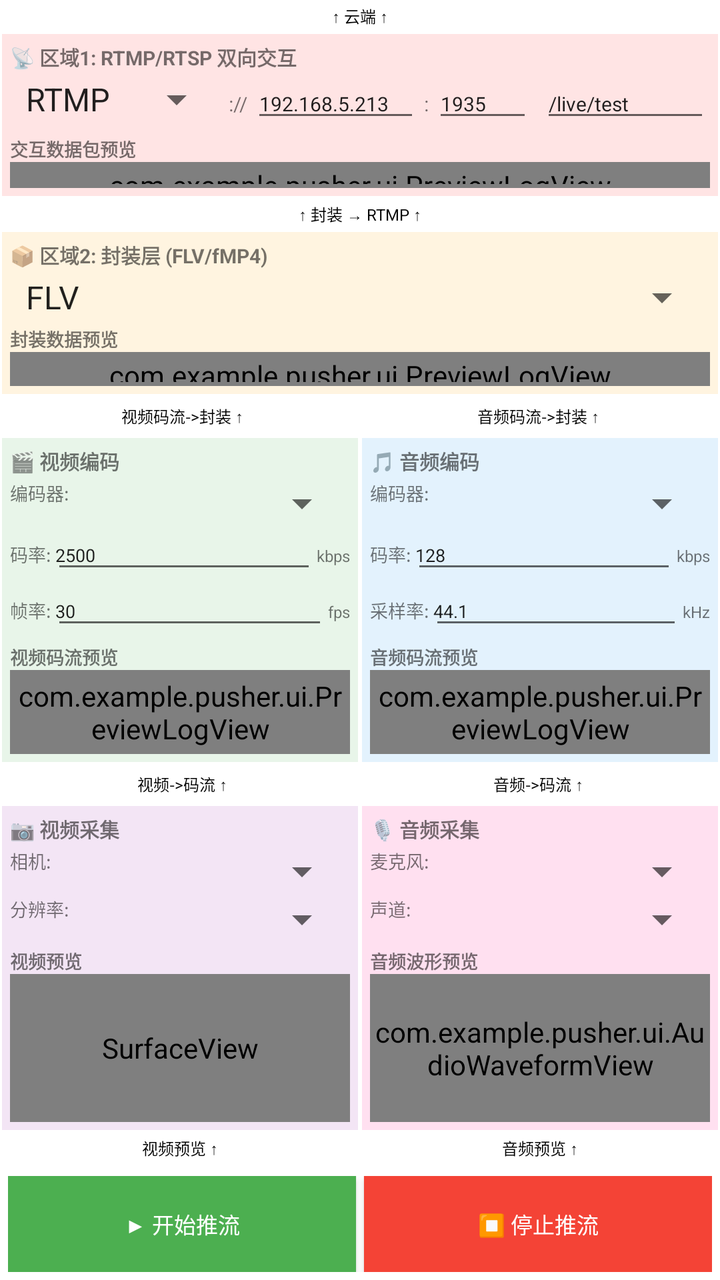
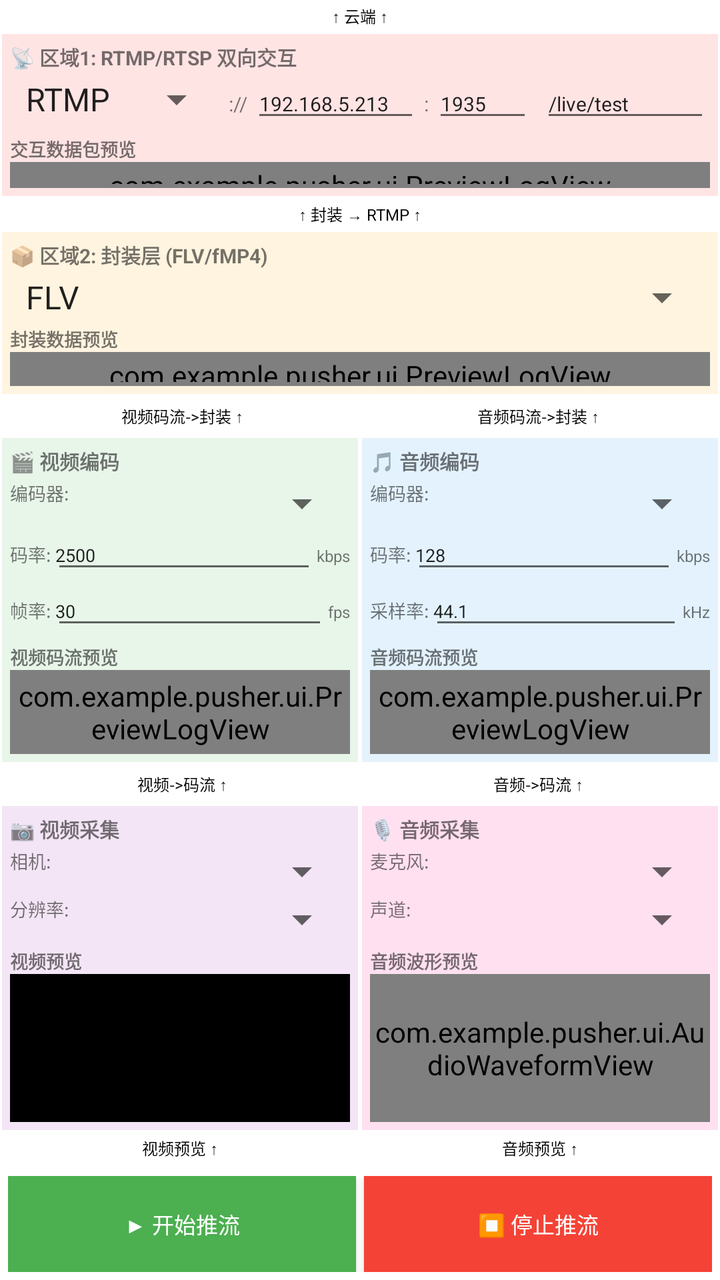

Two renders of the same Android screen: before a commit and after it. Below are the layout's source before the change and the commit's diff.
<!-- AndroidManifest.xml: application theme Theme.Pusher -->
<!-- res/layout/activity_main.xml -->
<?xml version="1.0" encoding="utf-8"?>
<LinearLayout xmlns:android="http://schemas.android.com/apk/res/android"
    xmlns:app="http://schemas.android.com/apk/res-auto"
    android:layout_width="match_parent"
    android:layout_height="match_parent"
    android:orientation="vertical"
    android:padding="0dp"
    android:fitsSystemWindows="false">

    
    <TextView
        android:layout_width="match_parent"
        android:layout_height="wrap_content"
        android:text="↑ 云端 ↑"
        android:textAlignment="center"
        android:textSize="8sp"
        android:textColor="#000"
        android:layout_marginTop="2dp"
        android:layout_marginBottom="2dp"/>

    
    <LinearLayout
        android:layout_width="match_parent"
        android:layout_height="0dp"
        android:layout_weight="1"
        android:orientation="vertical"
        android:background="#FFE4E4"
        android:padding="4dp"
        android:layout_margin="1dp">

        <TextView
            android:layout_width="wrap_content"
            android:layout_height="wrap_content"
            android:text="📡 区域1: RTMP/RTSP 双向交互"
            android:textStyle="bold"
            android:textSize="10sp"
            android:lineSpacingExtra="2dp"/>

        <LinearLayout
            android:layout_width="match_parent"
            android:layout_height="wrap_content"
            android:orientation="horizontal"
            android:layout_marginTop="2dp">
            <Spinner
                android:id="@+id/spinner_protocol"
                android:layout_width="wrap_content"
                android:layout_height="wrap_content"
                android:entries="@array/protocols"
                android:layout_marginEnd="2dp"/>
            <TextView
                android:layout_width="wrap_content"
                android:layout_height="wrap_content"
                android:text="://"
                android:textSize="10sp"/>
            <EditText
                android:id="@+id/et_server_host"
                android:layout_width="0dp"
                android:layout_height="wrap_content"
                android:layout_weight="1"
                android:hint="服务器地址"
                android:text="192.168.5.213"
                android:textSize="10sp"
                android:padding="4dp"
                android:layout_marginStart="2dp"
                android:layout_marginEnd="2dp"/>
            <TextView
                android:layout_width="wrap_content"
                android:layout_height="wrap_content"
                android:text=":"
                android:textSize="10sp"/>
            <EditText
                android:id="@+id/et_port"
                android:layout_width="50dp"
                android:layout_height="wrap_content"
                android:hint="端口"
                android:text="1935"
                android:textSize="10sp"
                android:padding="4dp"
                android:layout_marginStart="2dp"
                android:layout_marginEnd="2dp"/>
            <EditText
                android:id="@+id/et_app_path"
                android:layout_width="0dp"
                android:layout_height="wrap_content"
                android:layout_weight="1"
                android:hint="应用/流名"
                android:text="/live/test"
                android:textSize="10sp"
                android:padding="4dp"
                android:layout_marginStart="2dp"/>
        </LinearLayout>

        <TextView
            android:layout_width="wrap_content"
            android:layout_height="wrap_content"
            android:text="交互数据包预览"
            android:textStyle="bold"
            android:textSize="9sp"
            android:lineSpacingExtra="2dp"
            android:layout_marginTop="2dp"/>

        <com.example.pusher.ui.PreviewLogView
            android:id="@+id/preview_rtmp"
            android:layout_width="match_parent"
            android:layout_height="0dp"
            android:layout_weight="1"
            android:background="#FFF0F0"
            android:padding="2dp"/>
    </LinearLayout>

    
    <TextView
        android:layout_width="match_parent"
        android:layout_height="wrap_content"
        android:text="↑ 封装 → RTMP ↑"
        android:textAlignment="center"
        android:textSize="8sp"
        android:textColor="#000"
        android:layout_marginTop="2dp"
        android:layout_marginBottom="2dp"/>

    
    <LinearLayout
        android:layout_width="match_parent"
        android:layout_height="0dp"
        android:layout_weight="1"
        android:orientation="vertical"
        android:background="#FFF4E0"
        android:padding="4dp"
        android:layout_margin="1dp">

        <TextView
            android:layout_width="wrap_content"
            android:layout_height="wrap_content"
            android:text="📦 区域2: 封装层 (FLV/fMP4)"
            android:textStyle="bold"
            android:textSize="10sp"
            android:lineSpacingExtra="2dp"/>

        <Spinner
            android:id="@+id/spinner_format"
            android:layout_width="match_parent"
            android:layout_height="wrap_content"
            android:entries="@array/formats"
            android:layout_marginTop="2dp"/>

        <TextView
            android:layout_width="wrap_content"
            android:layout_height="wrap_content"
            android:text="封装数据预览"
            android:textStyle="bold"
            android:textSize="9sp"
            android:lineSpacingExtra="2dp"
            android:layout_marginTop="2dp"/>

        <com.example.pusher.ui.PreviewLogView
            android:id="@+id/preview_mux"
            android:layout_width="match_parent"
            android:layout_height="0dp"
            android:layout_weight="1"
            android:background="#FFF8F0"
            android:padding="2dp"/>
    </LinearLayout>

    
    <LinearLayout
        android:layout_width="match_parent"
        android:layout_height="wrap_content"
        android:orientation="horizontal"
        android:gravity="center"
        android:padding="2dp">
        <TextView
            android:layout_width="0dp"
            android:layout_height="wrap_content"
            android:layout_weight="1"
            android:text="视频码流->封装 ↑"
            android:textAlignment="center"
            android:textSize="8sp"
            android:textColor="#000"
            android:layout_marginTop="2dp"
            android:layout_marginBottom="2dp"/>
        <TextView
            android:layout_width="0dp"
            android:layout_height="wrap_content"
            android:layout_weight="1"
            android:text="音频码流->封装 ↑"
            android:textAlignment="center"
            android:textSize="8sp"
            android:textColor="#000"
            android:layout_marginTop="2dp"
            android:layout_marginBottom="2dp"/>
    </LinearLayout>

    
    <LinearLayout
        android:layout_width="match_parent"
        android:layout_height="0dp"
        android:layout_weight="2"
        android:orientation="horizontal"
        android:weightSum="2"
        android:layout_margin="1dp">

        
        <LinearLayout
            android:layout_width="0dp"
            android:layout_height="match_parent"
            android:layout_weight="1"
            android:orientation="vertical"
            android:background="#E8F5E9"
            android:padding="4dp"
            android:layout_marginEnd="1dp">

            <TextView
                android:layout_width="wrap_content"
                android:layout_height="wrap_content"
                android:text="🎬 视频编码"
                android:textStyle="bold"
                android:textSize="10sp"
                android:lineSpacingExtra="2dp"/>

            <LinearLayout
                android:layout_width="match_parent"
                android:layout_height="wrap_content"
                android:orientation="horizontal"
                android:layout_marginTop="2dp">
                <TextView
                    android:layout_width="wrap_content"
                    android:layout_height="wrap_content"
                    android:text="编码器:"
                    android:textSize="9sp"/>
                <Spinner
                    android:id="@+id/spinner_video_codec"
                    android:layout_width="0dp"
                    android:layout_height="wrap_content"
                    android:layout_weight="1"/>
            </LinearLayout>

            <LinearLayout
                android:layout_width="match_parent"
                android:layout_height="wrap_content"
                android:orientation="horizontal">
                <TextView
                    android:layout_width="wrap_content"
                    android:layout_height="wrap_content"
                    android:text="码率:"
                    android:textSize="9sp"/>
                <EditText
                    android:id="@+id/et_video_bitrate"
                    android:layout_width="0dp"
                    android:layout_height="wrap_content"
                    android:layout_weight="1"
                    android:text="2500"
                    android:textSize="9sp"
                    android:padding="2dp"/>
                <TextView
                    android:layout_width="wrap_content"
                    android:layout_height="wrap_content"
                    android:text="kbps"
                    android:textSize="8sp"/>
            </LinearLayout>

            <LinearLayout
                android:layout_width="match_parent"
                android:layout_height="wrap_content"
                android:orientation="horizontal">
                <TextView
                    android:layout_width="wrap_content"
                    android:layout_height="wrap_content"
                    android:text="帧率:"
                    android:textSize="9sp"/>
                <EditText
                    android:id="@+id/et_video_fps"
                    android:layout_width="0dp"
                    android:layout_height="wrap_content"
                    android:layout_weight="1"
                    android:text="30"
                    android:textSize="9sp"
                    android:padding="2dp"/>
                <TextView
                    android:layout_width="wrap_content"
                    android:layout_height="wrap_content"
                    android:text="fps"
                    android:textSize="8sp"/>
            </LinearLayout>

            <TextView
                android:layout_width="wrap_content"
                android:layout_height="wrap_content"
                android:text="视频码流预览"
                android:textStyle="bold"
                android:textSize="9sp"
                android:lineSpacingExtra="2dp"
                android:layout_marginTop="2dp"/>

            <com.example.pusher.ui.PreviewLogView
                android:id="@+id/preview_video"
                android:layout_width="match_parent"
                android:layout_height="0dp"
                android:layout_weight="1"
                android:background="#F1F8E9"
                android:padding="2dp"/>
        </LinearLayout>

        
        <LinearLayout
            android:layout_width="0dp"
            android:layout_height="match_parent"
            android:layout_weight="1"
            android:orientation="vertical"
            android:background="#E3F2FD"
            android:padding="4dp"
            android:layout_marginStart="1dp">

            <TextView
                android:layout_width="wrap_content"
                android:layout_height="wrap_content"
                android:text="🎵 音频编码"
                android:textStyle="bold"
                android:textSize="10sp"
                android:lineSpacingExtra="2dp"/>

            <LinearLayout
                android:layout_width="match_parent"
                android:layout_height="wrap_content"
                android:orientation="horizontal"
                android:layout_marginTop="2dp">
                <TextView
                    android:layout_width="wrap_content"
                    android:layout_height="wrap_content"
                    android:text="编码器:"
                    android:textSize="9sp"/>
                <Spinner
                    android:id="@+id/spinner_audio_codec"
                    android:layout_width="0dp"
                    android:layout_height="wrap_content"
                    android:layout_weight="1"/>
            </LinearLayout>

            <LinearLayout
                android:layout_width="match_parent"
                android:layout_height="wrap_content"
                android:orientation="horizontal">
                <TextView
                    android:layout_width="wrap_content"
                    android:layout_height="wrap_content"
                    android:text="码率:"
                    android:textSize="9sp"/>
                <EditText
                    android:id="@+id/et_audio_bitrate"
                    android:layout_width="0dp"
                    android:layout_height="wrap_content"
                    android:layout_weight="1"
                    android:text="128"
                    android:textSize="9sp"
                    android:padding="2dp"/>
                <TextView
                    android:layout_width="wrap_content"
                    android:layout_height="wrap_content"
                    android:text="kbps"
                    android:textSize="8sp"/>
            </LinearLayout>

            <LinearLayout
                android:layout_width="match_parent"
                android:layout_height="wrap_content"
                android:orientation="horizontal">
                <TextView
                    android:layout_width="wrap_content"
                    android:layout_height="wrap_content"
                    android:text="采样率:"
                    android:textSize="9sp"/>
                <EditText
                    android:id="@+id/et_audio_samplerate"
                    android:layout_width="0dp"
                    android:layout_height="wrap_content"
                    android:layout_weight="1"
                    android:text="44.1"
                    android:textSize="9sp"
                    android:padding="2dp"/>
                <TextView
                    android:layout_width="wrap_content"
                    android:layout_height="wrap_content"
                    android:text="kHz"
                    android:textSize="8sp"/>
            </LinearLayout>

            <TextView
                android:layout_width="wrap_content"
                android:layout_height="wrap_content"
                android:text="音频码流预览"
                android:textStyle="bold"
                android:textSize="9sp"
                android:lineSpacingExtra="2dp"
                android:layout_marginTop="2dp"/>

            <com.example.pusher.ui.PreviewLogView
                android:id="@+id/preview_audio"
                android:layout_width="match_parent"
                android:layout_height="0dp"
                android:layout_weight="1"
                android:background="#F0F8FF"
                android:padding="2dp"/>
        </LinearLayout>
    </LinearLayout>

    
    <LinearLayout
        android:layout_width="match_parent"
        android:layout_height="wrap_content"
        android:orientation="horizontal"
        android:gravity="center"
        android:padding="2dp">
        <TextView
            android:layout_width="0dp"
            android:layout_height="wrap_content"
            android:layout_weight="1"
            android:text="视频->码流 ↑"
            android:textAlignment="center"
            android:textSize="8sp"
            android:textColor="#000"
            android:layout_marginTop="2dp"
            android:layout_marginBottom="2dp"/>
        <TextView
            android:layout_width="0dp"
            android:layout_height="wrap_content"
            android:layout_weight="1"
            android:text="音频->码流 ↑"
            android:textAlignment="center"
            android:textSize="8sp"
            android:textColor="#000"
            android:layout_marginTop="2dp"
            android:layout_marginBottom="2dp"/>
    </LinearLayout>

    
    <LinearLayout
        android:layout_width="match_parent"
        android:layout_height="0dp"
        android:layout_weight="2"
        android:orientation="horizontal"
        android:weightSum="2"
        android:layout_margin="1dp">

        
        <LinearLayout
            android:layout_width="0dp"
            android:layout_height="match_parent"
            android:layout_weight="1"
            android:orientation="vertical"
            android:background="#F3E5F5"
            android:padding="4dp"
            android:layout_marginEnd="1dp">

            <TextView
                android:layout_width="wrap_content"
                android:layout_height="wrap_content"
                android:text="📷 视频采集"
                android:textStyle="bold"
                android:textSize="10sp"
                android:lineSpacingExtra="2dp"/>

            <LinearLayout
                android:layout_width="match_parent"
                android:layout_height="wrap_content"
                android:orientation="horizontal"
                android:layout_marginTop="2dp">
                <TextView
                    android:layout_width="wrap_content"
                    android:layout_height="wrap_content"
                    android:text="相机:"
                    android:textSize="9sp"/>
                <Spinner
                    android:id="@+id/spinner_camera"
                    android:layout_width="0dp"
                    android:layout_height="wrap_content"
                    android:layout_weight="1"/>
            </LinearLayout>

            <LinearLayout
                android:layout_width="match_parent"
                android:layout_height="wrap_content"
                android:orientation="horizontal">
                <TextView
                    android:layout_width="wrap_content"
                    android:layout_height="wrap_content"
                    android:text="分辨率:"
                    android:textSize="9sp"/>
                <Spinner
                    android:id="@+id/spinner_resolution"
                    android:layout_width="0dp"
                    android:layout_height="wrap_content"
                    android:layout_weight="1"/>
            </LinearLayout>

            <TextView
                android:layout_width="wrap_content"
                android:layout_height="wrap_content"
                android:text="视频预览"
                android:textStyle="bold"
                android:textSize="9sp"
                android:lineSpacingExtra="2dp"
                android:layout_marginTop="2dp"/>

            <SurfaceView
                android:id="@+id/texture_preview"
                android:layout_width="match_parent"
                android:layout_height="0dp"
                android:layout_weight="1"
                android:background="#FF0000"/>
        </LinearLayout>

        
        <LinearLayout
            android:layout_width="0dp"
            android:layout_height="match_parent"
            android:layout_weight="1"
            android:orientation="vertical"
            android:background="#FFE0F0"
            android:padding="4dp"
            android:layout_marginStart="1dp">

            <TextView
                android:layout_width="wrap_content"
                android:layout_height="wrap_content"
                android:text="🎙️ 音频采集"
                android:textStyle="bold"
                android:textSize="10sp"
                android:lineSpacingExtra="2dp"/>

            <LinearLayout
                android:layout_width="match_parent"
                android:layout_height="wrap_content"
                android:orientation="horizontal"
                android:layout_marginTop="2dp">
                <TextView
                    android:layout_width="wrap_content"
                    android:layout_height="wrap_content"
                    android:text="麦克风:"
                    android:textSize="9sp"/>
                <Spinner
                    android:id="@+id/spinner_mic"
                    android:layout_width="0dp"
                    android:layout_height="wrap_content"
                    android:layout_weight="1"/>
            </LinearLayout>

            <LinearLayout
                android:layout_width="match_parent"
                android:layout_height="wrap_content"
                android:orientation="horizontal">
                <TextView
                    android:layout_width="wrap_content"
                    android:layout_height="wrap_content"
                    android:text="声道:"
                    android:textSize="9sp"/>
                <Spinner
                    android:id="@+id/spinner_channels"
                    android:layout_width="0dp"
                    android:layout_height="wrap_content"
                    android:layout_weight="1"/>
            </LinearLayout>

            <TextView
                android:layout_width="wrap_content"
                android:layout_height="wrap_content"
                android:text="音频波形预览"
                android:textStyle="bold"
                android:textSize="9sp"
                android:lineSpacingExtra="2dp"
                android:layout_marginTop="2dp"/>

            <com.example.pusher.ui.AudioWaveformView
                android:id="@+id/waveform_view"
                android:layout_width="match_parent"
                android:layout_height="0dp"
                android:layout_weight="1"
                android:background="#FFF0F8"/>
        </LinearLayout>
    </LinearLayout>

    
    <LinearLayout
        android:layout_width="match_parent"
        android:layout_height="wrap_content"
        android:orientation="horizontal"
        android:gravity="center">
        <TextView
            android:layout_width="0dp"
            android:layout_height="wrap_content"
            android:layout_weight="1"
            android:text="视频预览 ↑"
            android:textAlignment="center"
            android:textSize="8sp"
            android:textColor="#000"
            android:layout_marginTop="2dp"
            android:layout_marginBottom="2dp"/>
        <TextView
            android:layout_width="0dp"
            android:layout_height="wrap_content"
            android:layout_weight="1"
            android:text="音频预览 ↑"
            android:textSize="8sp"
            android:textAlignment="center"
            android:textColor="#000"
            android:layout_marginTop="2dp"
            android:layout_marginBottom="2dp"/>
    </LinearLayout>

    
    <LinearLayout
        android:layout_width="match_parent"
        android:layout_height="wrap_content"
        android:orientation="horizontal"
        android:padding="4dp"
        android:layout_marginTop="2dp">

        <Button
            android:id="@+id/btn_start"
            android:layout_width="0dp"
            android:layout_height="wrap_content"
            android:layout_weight="1"
            android:text="▶ 开始推流"
            android:textSize="11sp"
            android:padding="6dp"
            android:background="#4CAF50"
            android:textColor="#FFFFFF"/>

        <Button
            android:id="@+id/btn_stop"
            android:layout_width="0dp"
            android:layout_height="wrap_content"
            android:layout_weight="1"
            android:text="⏹ 停止推流"
            android:textSize="11sp"
            android:padding="6dp"
            android:background="#F44336"
            android:textColor="#FFFFFF"
            android:layout_marginStart="4dp"/>
    </LinearLayout>
</LinearLayout>
<!-- resources referenced by this layout -->
<resources>
  <string-array name="formats">
          <item>FLV</item>
          <item>fMP4</item>
          <item>MPEG-TS</item>
      </string-array>
  <string-array name="protocols">
          <item>RTMP</item>
          <item>RTSP</item>
          <item>SRT</item>
      </string-array>
  <style name="Theme.Pusher" parent="Theme.AppCompat.Light.NoActionBar">
          <item name="colorPrimary">#6200EE</item>
          <item name="colorPrimaryDark">#3700B3</item>
          <item name="colorAccent">#03DAC5</item>
          <item name="android:windowBackground">@android:color/white</item>
          <item name="android:windowActionBar">false</item>
          <item name="android:windowNoTitle">true</item>
          <item name="android:hardwareAccelerated">true</item>
          <item name="android:windowFullscreen">false</item>
          <item name="android:windowContentOverlay">@null</item>
          <item name="android:windowTranslucentStatus">true</item>
          <item name="android:windowTranslucentNavigation">true</item>
      </style>
</resources>

<!-- the commit's change to res/layout/activity_main.xml (unified diff, before → after) -->
@@ -501,12 +501,20 @@
                 android:lineSpacingExtra="2dp"
                 android:layout_marginTop="2dp"/>
 
-            <SurfaceView
-                android:id="@+id/texture_preview"
+            <FrameLayout
                 android:layout_width="match_parent"
                 android:layout_height="0dp"
                 android:layout_weight="1"
-                android:background="#FF0000"/>
+                android:background="#000000"
+                android:gravity="center">
+
+                <TextureView
+                    android:id="@+id/texture_preview"
+                    android:layout_width="wrap_content"
+                    android:layout_height="wrap_content"
+                    android:layout_gravity="center">
+                </TextureView>
+            </FrameLayout>
         </LinearLayout>
 
         
